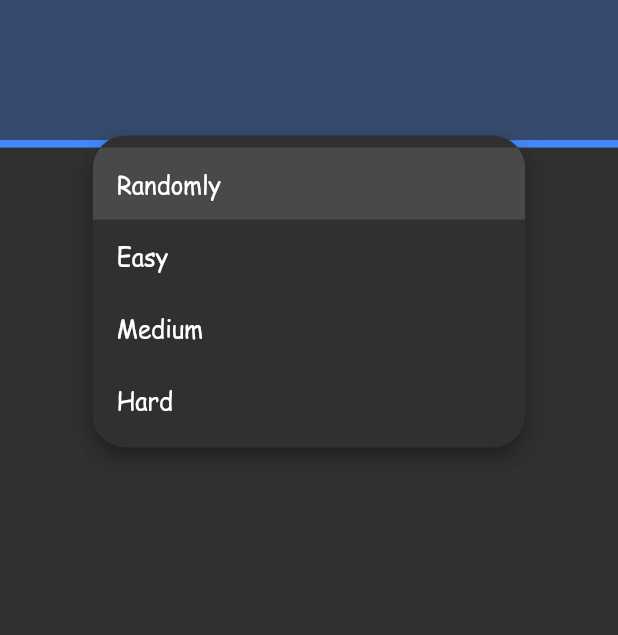
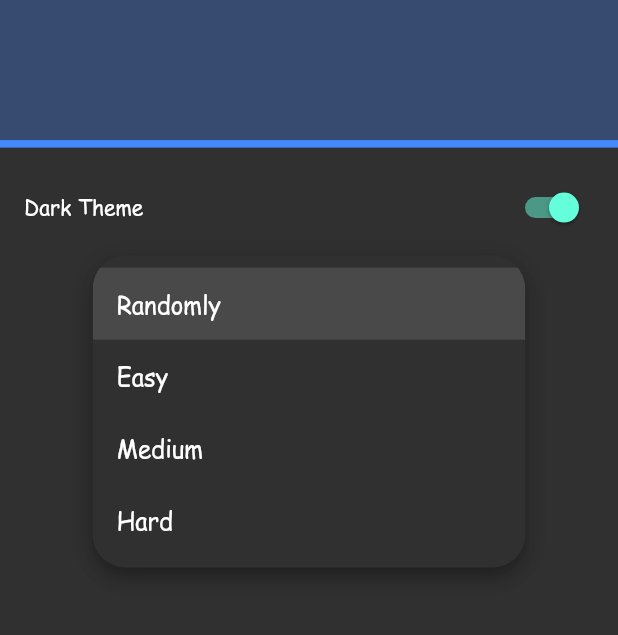
Before and after one commit to AYHM13x/quizify_app, a Flutter app: the CustomDrawer widget shown alone on an empty page, opened directly, after a tap on "Randomly", on a phone screen of 412 x 824 dp, the part 285-920 px from its top. Run offline on Flutter 3.47's test engine with Material 2 defaults, Android fonts, the phone set to English and light mode, and no system bars; our stand-ins replace bloc, dartz, dio, equatable, flutter_bloc, gap and 3 more.

Commit message:
add dark theme switch

```diff
--- /dev/null
+++ b/lib/features/_1_home/presentation/views/drawer/custom_dark_theme_switch.dart
@@ -0,0 +1,30 @@
+import 'package:flutter/material.dart';
+import 'package:flutter_bloc/flutter_bloc.dart';
+
+import '../../../../../core/utils/cubits/settings_cubit/settings_cubit.dart';
+
+class CustomDarkThemeSwitch extends StatefulWidget {
+  const CustomDarkThemeSwitch({super.key});
+
+  @override
+  State<CustomDarkThemeSwitch> createState() => _CustomDarkThemeSwitchState();
+}
+
+class _CustomDarkThemeSwitchState extends State<CustomDarkThemeSwitch> {
+  @override
+  Widget build(BuildContext context) {
+    return Row(
+      mainAxisAlignment: MainAxisAlignment.spaceBetween,
+      children: [
+        const Text("Dark Theme"),
+        Switch(
+          value: BlocProvider.of<SettingsCubit>(context).getApptheme(),
+          onChanged: (value) {
+            BlocProvider.of<SettingsCubit>(context).changeAppTheme();
+            setState(() {});
+          },
+        )
+      ],
+    );
+  }
+}
--- a/lib/features/_1_home/presentation/views/drawer/custom_drawer.dart
+++ b/lib/features/_1_home/presentation/views/drawer/custom_drawer.dart
@@ -5,6 +5,7 @@ import 'package:quizify_app/core/utils/styles.dart';
 
 import '../../../../../core/utils/AsstesApp.dart';
 import '../../../../../core/utils/app_colors.dart';
+import 'custom_dark_theme_switch.dart';
 import 'custom_dropdown_button.dart';
 
 class CustomDrawer extends StatelessWidget {
@@ -45,6 +46,12 @@ class CustomDrawer extends StatelessWidget {
             ],
           ),
         ),
+        const Gap(16),
+        const Padding(
+          padding: EdgeInsets.symmetric(horizontal: 16),
+          child: CustomDarkThemeSwitch(),
+        ),
+        const Gap(16),
         const Center(
           child: CustomDropdownButton(),
         )
```
